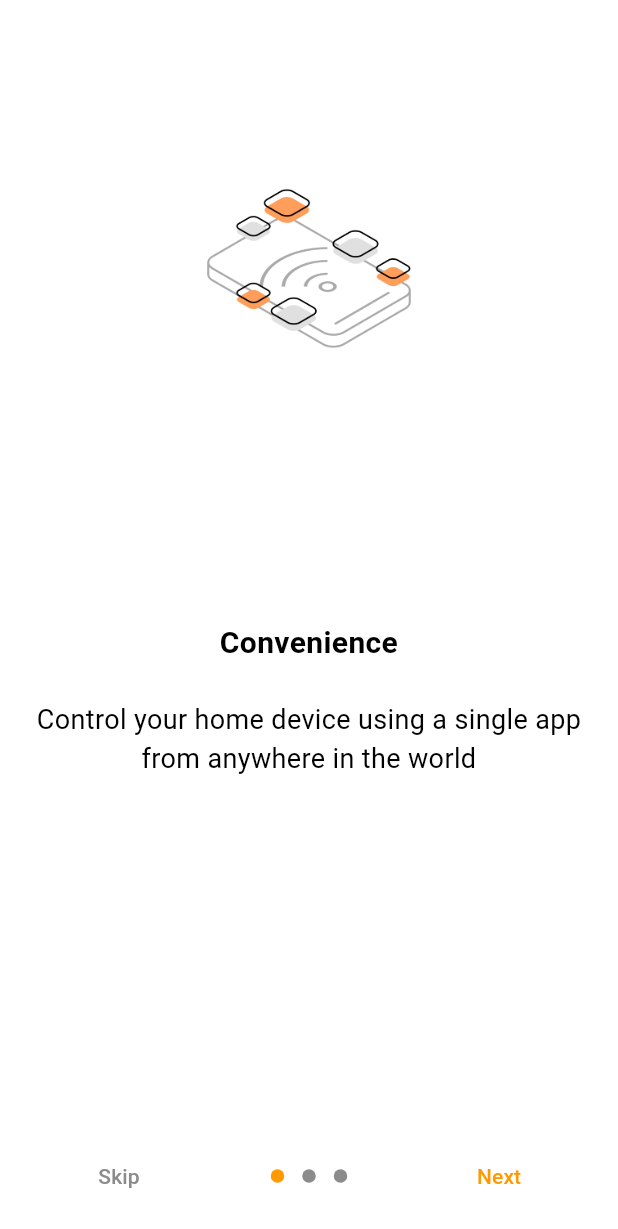
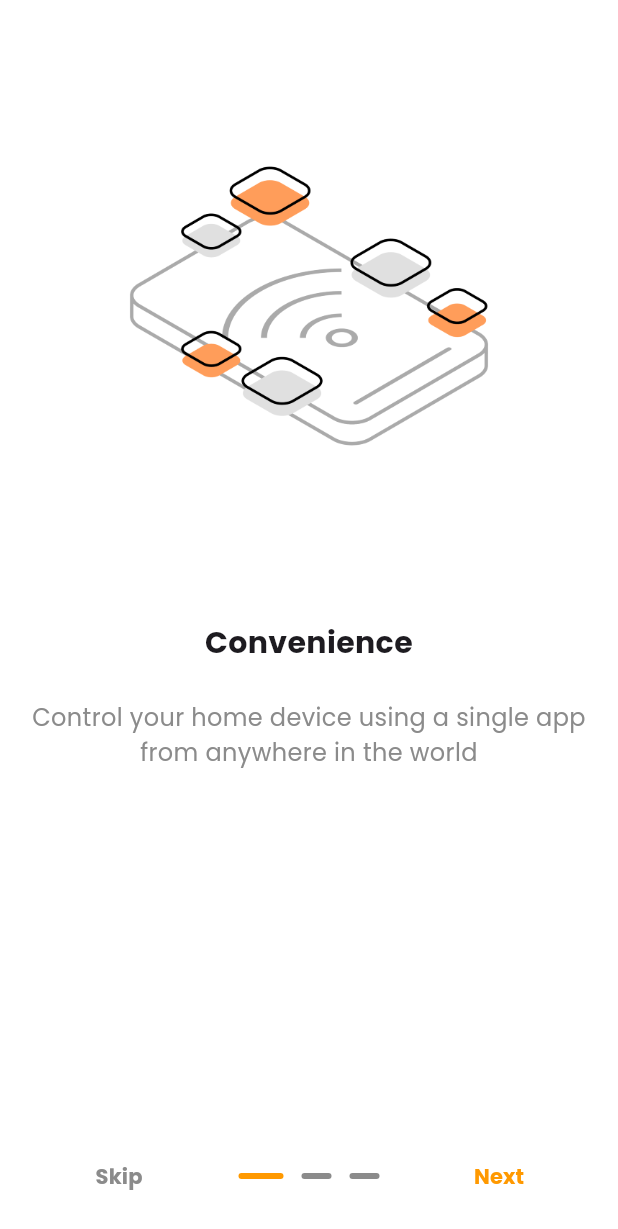
Before and after one commit to KempDewulf/envirosense-app, a Flutter app: the screen it shows after launch, on a phone screen of 412 x 824 dp. Shown: the top 1229 px of the screen. Run offline on Flutter 3.47's test engine with Material 3 defaults, Android fonts, the phone set to English and light mode, and no system bars; drawn by our look-alikes of introduction_screen; our stand-ins replace google_fonts, shared_preferences.

Commit message:
add path_provider plugin and update onboarding screen layout

```diff
--- a/lib/main.dart
+++ b/lib/main.dart
@@ -3,11 +3,12 @@ import 'package:envirosense/views/home_screen.dart';
 import 'package:envirosense/views/onboarding_screen.dart';
 import 'package:flutter/material.dart';
 import 'package:shared_preferences/shared_preferences.dart';
+import 'package:google_fonts/google_fonts.dart';
 
 void main() async {
   WidgetsFlutterBinding.ensureInitialized();
   SharedPreferences prefs = await SharedPreferences.getInstance();
-  bool isFirstTime = prefs.getBool('isFirstTime') ?? true;
+  bool isFirstTime = true;
 
   runApp(EnviroSenseApp(isFirstTime: isFirstTime));
 }
@@ -15,7 +16,7 @@ void main() async {
 class EnviroSenseApp extends StatelessWidget {
   final bool isFirstTime;
 
-  const EnviroSenseApp({required this.isFirstTime});
+  const EnviroSenseApp({super.key, required this.isFirstTime});
 
   @override
   Widget build(BuildContext context) {
@@ -38,6 +39,7 @@ class EnviroSenseApp extends StatelessWidget {
           primary: AppColors.primaryColor,
           secondary: AppColors.secondaryColor,
         ),
+        textTheme: GoogleFonts.poppinsTextTheme(),
       ),
       home: isFirstTime ? OnboardingScreen() : HomeScreen(),
     );
--- a/lib/views/onboarding_screen.dart
+++ b/lib/views/onboarding_screen.dart
@@ -8,37 +8,44 @@ class OnboardingScreen extends StatelessWidget {
   final List<PageViewModel> pages = [
     PageViewModel(
       title: "Convenience",
-      body:
-          "Control your home device using a single app from anywhere in the world",
-      image: Center(
-        child: Image.asset('assets/images/convenience.png', height: 175),
+      body: "Control your home device using a single app from anywhere in the world",
+      image: Padding(
+        padding: const EdgeInsets.only(top: 50),
+        child: Image.asset('assets/images/convenience.png', height: 350),
       ),
       decoration: const PageDecoration(
         pageColor: AppColors.whiteColor,
+        bodyTextStyle: TextStyle(fontSize: 16, color: AppColors.accentColor),
       ),
     ),
     PageViewModel(
       title: "Automate",
       body:
           "Switch through different scenes and quick actions for fast management of your home",
-      image: Center(
-        child: Image.asset('assets/images/automate.png', height: 175),
+      image: Padding(
+        padding: const EdgeInsets.only(top: 50),
+        child: Image.asset('assets/images/automate.png', height: 350),
       ),
       decoration: const PageDecoration(
         pageColor: AppColors.whiteColor,
+        bodyTextStyle: TextStyle(fontSize: 16, color: AppColors.accentColor),
       ),
     ),
     PageViewModel(
       title: "Stay Informed",
       body: "Instant notifications about any activity or alerts",
-      image: Center(
-        child: Image.asset('assets/images/stay_informed.png', height: 175),
+      image: Padding(
+        padding: const EdgeInsets.only(top: 50),
+        child: Image.asset('assets/images/stay_informed.png', height: 350),
       ),
       decoration: const PageDecoration(
         pageColor: AppColors.whiteColor,
+        bodyTextStyle: TextStyle(fontSize: 16, color: AppColors.accentColor),
       ),
     ),
   ];
+
+  OnboardingScreen({super.key});
 
   void _onIntroEnd(context) async {
     SharedPreferences prefs = await SharedPreferences.getInstance();
@@ -55,12 +62,20 @@ class OnboardingScreen extends StatelessWidget {
       onDone: () => _onIntroEnd(context),
       onSkip: () => _onIntroEnd(context),
       showSkipButton: true,
-      skip: const Text('Skip', style: TextStyle(color: AppColors.accentColor)),
+      skip: const Text('Skip', style: TextStyle(color: AppColors.accentColor, fontWeight: FontWeight.bold)),
       next:
-          const Text('Next', style: TextStyle(color: AppColors.secondaryColor)),
-      done:
-          const Text("Done", style: TextStyle(color: AppColors.secondaryColor)),
-      dotsDecorator: const DotsDecorator(
+          const Text('Next', style: TextStyle(color: AppColors.secondaryColor, fontWeight: FontWeight.bold)),
+      done: const Text("Let's start",
+          style: TextStyle(color: AppColors.secondaryColor, fontWeight: FontWeight.bold)),
+      dotsDecorator: DotsDecorator(
+        size: const Size(20.0, 4.0),
+        shape: RoundedRectangleBorder(
+          borderRadius: BorderRadius.circular(5.0),
+        ),
+        activeSize: const Size(30.0, 4.0),
+        activeShape: RoundedRectangleBorder(
+          borderRadius: BorderRadius.circular(5.0),
+        ),
         activeColor: AppColors.secondaryColor,
         color: AppColors.accentColor,
       ),
--- a/pubspec.yaml
+++ b/pubspec.yaml
@@ -32,6 +32,7 @@ dependencies:
     sdk: flutter
   shared_preferences: ^2.3.2
   introduction_screen: ^3.1.14
+  google_fonts: ^6.2.1
 
   # The following adds the Cupertino Icons font to your application.
   # Use with the CupertinoIcons class for iOS style icons.
```
Also changed, not shown: lib/views/home_screen.dart (+10 -0 lines), pubspec.lock, 3 other files.
